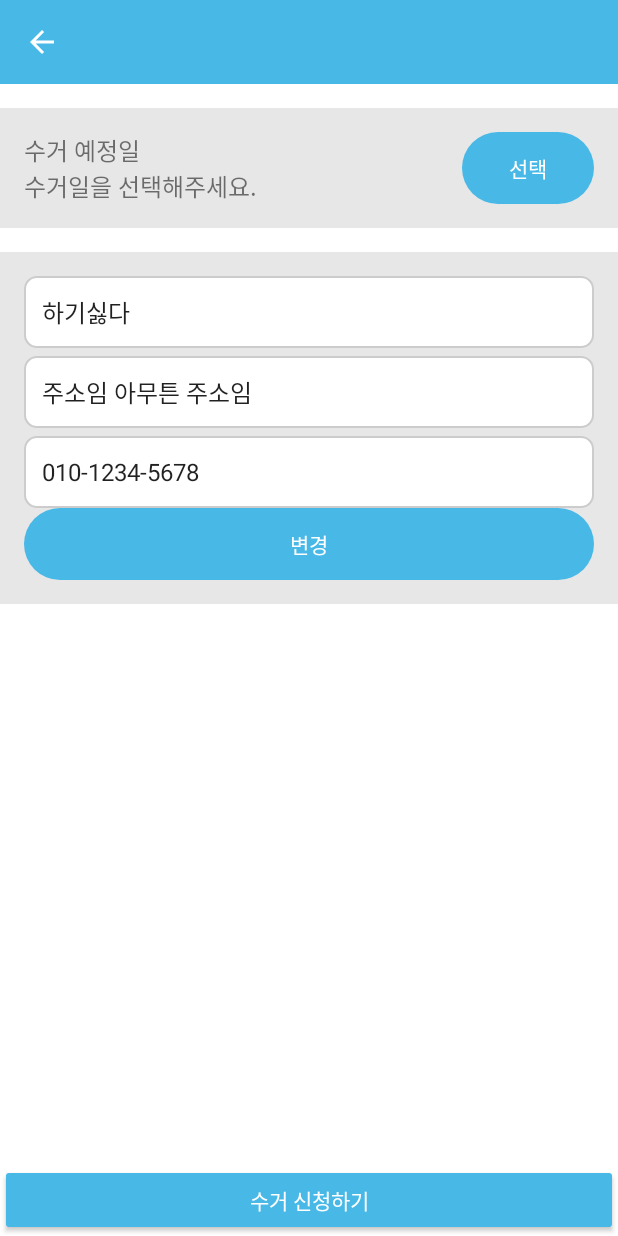
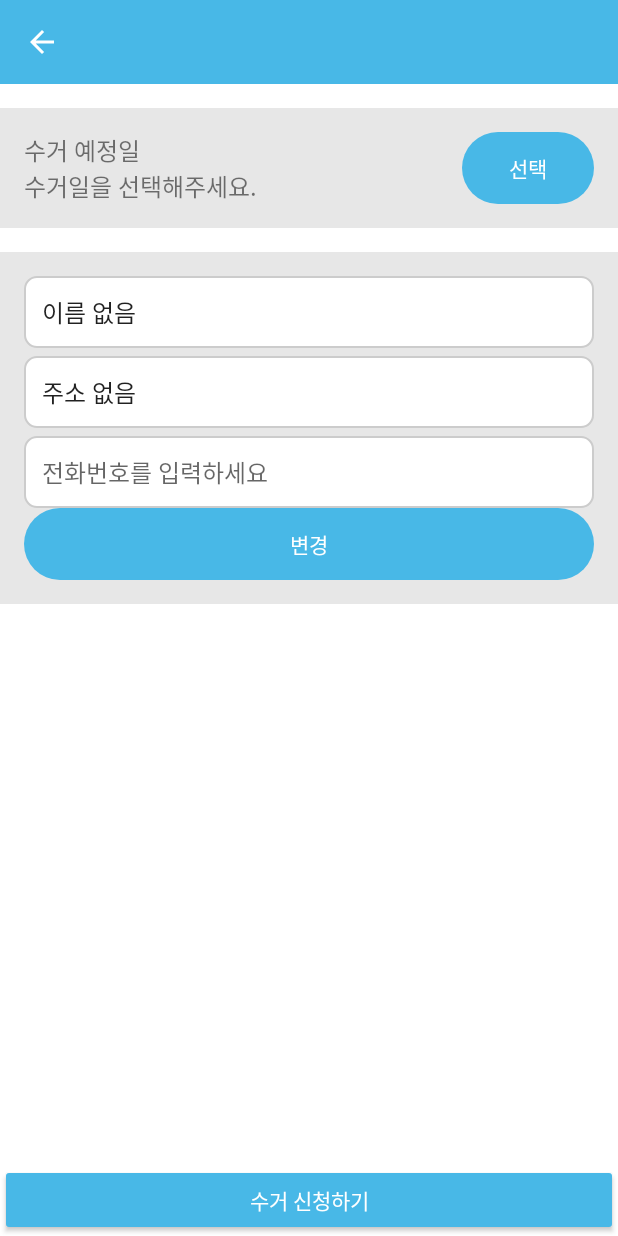
Before and after one commit to heeji-lee/Recycle_App, an Android app: the ReservationDetailActivity screen opened directly, with no data from a screen before it, after a tap on "변경", on a phone screen of 412 x 824 dp. Run offline under Robolectric (Android 15) with nearby library versions, the phone set to English and light mode, and no system bars; network calls fail.

Commit message:
유저 데이터 불러오기

```diff
--- a/app/src/main/java/com/appliances/recycle/ProductFragment.kt
+++ b/app/src/main/java/com/appliances/recycle/ProductFragment.kt
@@ -1,7 +1,9 @@
 package com.appliances.recycle
 
 import android.Manifest
+import android.content.Context
 import android.content.Intent
+import android.content.SharedPreferences
 import android.content.pm.PackageManager
 import android.graphics.Bitmap
 import android.net.Uri
@@ -71,6 +73,7 @@
     private var imageUri: Uri? = null  // Nullable URI
     private var predictionResult: PredictionResult? = null  // 변수를 클래스 멤버로 선언
     private var isUploading = false  // 중복 업로드 방지
+    private lateinit var sharedPreferences: SharedPreferences
 
     private val REQUEST_PERMISSION = 1001
     private lateinit var cameraImageUri: Uri
@@ -243,6 +246,8 @@
             val intent = Intent(requireContext(), ReservationDetailActivity::class.java)
             startActivity(intent)  // ReservationDetailActivity로 이동
         }
+
+        sharedPreferences = requireContext().getSharedPreferences("app_prefs", Context.MODE_PRIVATE)
 
         // 권한 확인
         checkPermissions{}
--- a/app/src/main/java/com/appliances/recycle/ReservationDetailActivity.kt
+++ b/app/src/main/java/com/appliances/recycle/ReservationDetailActivity.kt
@@ -1,7 +1,9 @@
 package com.appliances.recycle
 
 import android.app.DatePickerDialog
+import android.content.Context
 import android.content.Intent
+import android.content.SharedPreferences
 import android.os.Bundle
 import android.text.Editable
 import android.text.TextWatcher
@@ -12,6 +14,7 @@
 import android.widget.TextView
 import android.widget.Toast
 import androidx.appcompat.app.AppCompatActivity
+import androidx.core.content.ContentProviderCompat.requireContext
 import com.appliances.recycle.dto.MemberDTO
 import com.appliances.recycle.retrofit.INetworkService
 import com.appliances.recycle.retrofit.MyApplication
@@ -24,6 +27,8 @@
 class ReservationDetailActivity : AppCompatActivity() {
 
     private lateinit var networkService: INetworkService
+    private lateinit var app_prefs: SharedPreferences
+    private lateinit var my_app_prefs: SharedPreferences
 
     private lateinit var textCollectionDate: TextView
     private lateinit var textMemberName: TextView
@@ -43,6 +48,14 @@
         myApplication.initialize(this)
         networkService = myApplication.getApiService()
 
+        app_prefs = getSharedPreferences("app_prefs", Context.MODE_PRIVATE)
+        my_app_prefs = getSharedPreferences("my_app_prefs", Context.MODE_PRIVATE)
+
+        // app_prefs에서 저장된 값 가져오기
+        val name = app_prefs.getString("name", "이름 없음")
+        val phone = app_prefs.getString("phone", "전화번호 없음")
+        val address = app_prefs.getString("address", "주소 없음")
+
         // View 초기화
         textCollectionDate = findViewById(R.id.collection_date)
         textMemberName = findViewById(R.id.member_name)
@@ -55,10 +68,9 @@
         btnEditInfo = findViewById(R.id.btn_edit_info)
 
         // DB에서 값 가져오기 (여기서는 예제로 하드코딩)
-//        textCollectionDate.text =
-//        textMemberName =
-//        textAddress.text =
-//        textMemberPhone =
+        textMemberName.text = name ?: "이름 없음"
+        textAddress.text = address ?: "주소 없음"
+        textMemberPhone.text = phone ?: "전화번호 없음"
 
         // 예약 예정일 수정 버튼 클릭 이벤트
         btnSelectDate.setOnClickListener {
--- a/app/src/main/java/com/appliances/recycle/dto/LoginResponse.kt
+++ b/app/src/main/java/com/appliances/recycle/dto/LoginResponse.kt
@@ -4,4 +4,9 @@
     val accessToken: String,
     val refreshToken: String,
     val username: String,
+    val email: String,
+    val name: String,
+    val phone: String,
+    val address: String,
+    val social: String,
 )
--- a/app/src/main/java/com/appliances/recycle/interceptorN/AuthInterceptor.kt
+++ b/app/src/main/java/com/appliances/recycle/interceptorN/AuthInterceptor.kt
@@ -1,14 +1,19 @@
 package com.appliances.recycle.interceptorN
 
 import android.content.SharedPreferences
+import okhttp3.OkHttpClient
 import okhttp3.Interceptor
+import okhttp3.Request
 import okhttp3.Response
+import java.io.IOException
 
 class AuthInterceptor(private val sharedPreferences: SharedPreferences) : Interceptor {
+    @Throws(IOException::class)
     override fun intercept(chain: Interceptor.Chain): Response {
         val originalRequest = chain.request()
 
         // SharedPreferences에서 토큰을 가져옴
+
         val token = sharedPreferences.getString("jwt_token", null)
 
         // 토큰이 존재하면 Authorization 헤더에 추가
--- a/app/src/main/java/com/appliances/recycle/retrofit/INetworkService.kt
+++ b/app/src/main/java/com/appliances/recycle/retrofit/INetworkService.kt
@@ -65,7 +65,7 @@
     @GET("/api/getAllItems")
     fun getAllItems(): Call<MutableList<ItemDTO>> // 서버에서 아이템 목록을 가져오는 API
 
-    @GET("/echopickup/product/api/order")
+    @GET("/echopickup/product/order")
     fun getOrders(): Call<MemberDTO>
 
 //    @GET("/api/users/page")
--- a/app/src/main/java/com/appliances/recycle/retrofit/MyApplication.kt
+++ b/app/src/main/java/com/appliances/recycle/retrofit/MyApplication.kt
@@ -2,6 +2,7 @@
 
 import android.app.Application
 import android.content.Context
+import android.content.SharedPreferences
 import com.appliances.recycle.interceptorN.AuthInterceptor
 import com.google.gson.GsonBuilder
 import okhttp3.OkHttpClient
@@ -19,23 +20,43 @@
     // http 퍼미션 허용 및, 로컬호스트 안될시 아이피로 확인 하기.
     val BASE_URL = "http://10.100.201.12:8080"
 
-    //add....................................
     var networkService: INetworkService
+    lateinit var sharedPreferences: SharedPreferences
 
-    val logging = HttpLoggingInterceptor().apply {
-        setLevel(HttpLoggingInterceptor.Level.BODY)
+    override fun onCreate() {
+        super.onCreate()
+
+        // sharedPreferences 초기화
+        sharedPreferences = getSharedPreferences("app_prefs", Context.MODE_PRIVATE)
+
+        // 앱 초기화 시 네트워크 서비스도 초기화
+        initialize(this)
     }
 
-    val client = OkHttpClient.Builder()
-        .addInterceptor(logging)
-        .connectTimeout(30, TimeUnit.SECONDS)  // 연결 타임아웃 30초로 설정
-        .writeTimeout(30, TimeUnit.SECONDS)    // 쓰기 타임아웃 30초로 설정
-        .readTimeout(30, TimeUnit.SECONDS)     // 읽기 타임아웃 30초로 설정
-        .build()
+    // OkHttpClient를 설정하고, sharedPreferences에서 토큰을 가져오도록 수정
+    val client: OkHttpClient
+        get() {
+            return OkHttpClient.Builder()
+                .addInterceptor { chain ->
+                    val requestBuilder = chain.request().newBuilder()
+
+                    // JWT 토큰을 sharedPreferences에서 가져옴
+                    val token = sharedPreferences.getString("jwt_token", null)
+                    if (!token.isNullOrEmpty()) {
+                        requestBuilder.addHeader("Authorization", "Bearer $token")
+                    }
+
+                    chain.proceed(requestBuilder.build())
+                }
+                .connectTimeout(30, TimeUnit.SECONDS)  // 연결 타임아웃 30초로 설정
+                .writeTimeout(30, TimeUnit.SECONDS)    // 쓰기 타임아웃 30초로 설정
+                .readTimeout(30, TimeUnit.SECONDS)     // 읽기 타임아웃 30초로 설정
+                .build()
+        }
+
     val gson = GsonBuilder()
         .setLenient()
         .create()
-
 
     val retrofit: Retrofit
         get() = Retrofit.Builder()
@@ -44,12 +65,23 @@
             .addConverterFactory(GsonConverterFactory.create(gson))
             .build()
 
-    // 토큰 가져오기 작업
+    // 토큰 가져오기 작업 및 API 서비스 초기화
     fun initialize(context: Context) {
-        val sharedPreferences = context.getSharedPreferences("app_prefs", Context.MODE_PRIVATE)
+        okHttpClient = OkHttpClient.Builder()
+            .addInterceptor { chain ->
+                val requestBuilder = chain.request().newBuilder()
 
-        okHttpClient = OkHttpClient.Builder()
-            .addInterceptor(AuthInterceptor(sharedPreferences))
+                // JWT 토큰을 sharedPreferences에서 가져옴
+                val token = sharedPreferences.getString("jwt_token", null)
+                if (!token.isNullOrEmpty()) {
+                    requestBuilder.addHeader("Authorization", "Bearer $token")
+                }
+
+                chain.proceed(requestBuilder.build())
+            }
+            .connectTimeout(30, TimeUnit.SECONDS)
+            .writeTimeout(30, TimeUnit.SECONDS)
+            .readTimeout(30, TimeUnit.SECONDS)
             .build()
 
         retrofit_token = Retrofit.Builder()
@@ -65,13 +97,6 @@
         return apiService
     }
 
-    //사용법
-    //
-    // MyApplication 클래스의 인스턴스를 가져옵니다.
-//    val myApplication = applicationContext as MyApplication
-//    myApplication.initialize(this)
-//    val apiService = myApplication.getApiService()
-
     init {
         networkService = retrofit.create(INetworkService::class.java)
     }
```
Also changed, not shown: app/src/main/java/com/appliances/recycle/repository/LoginRepository.kt (+15 -0 lines).
